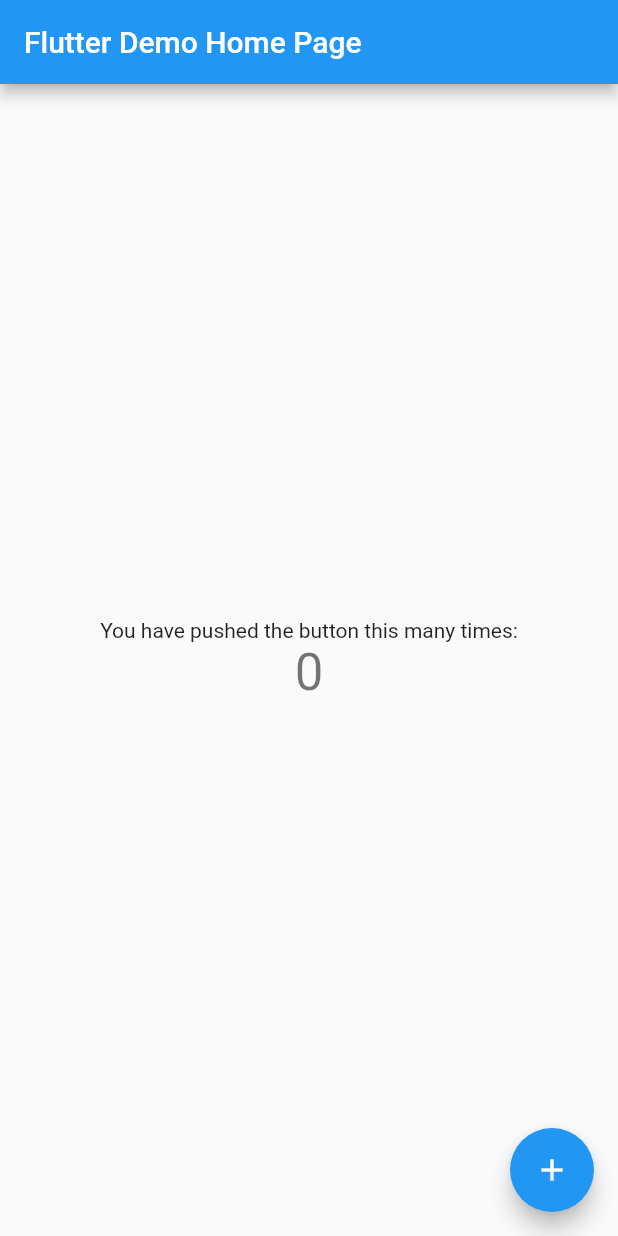
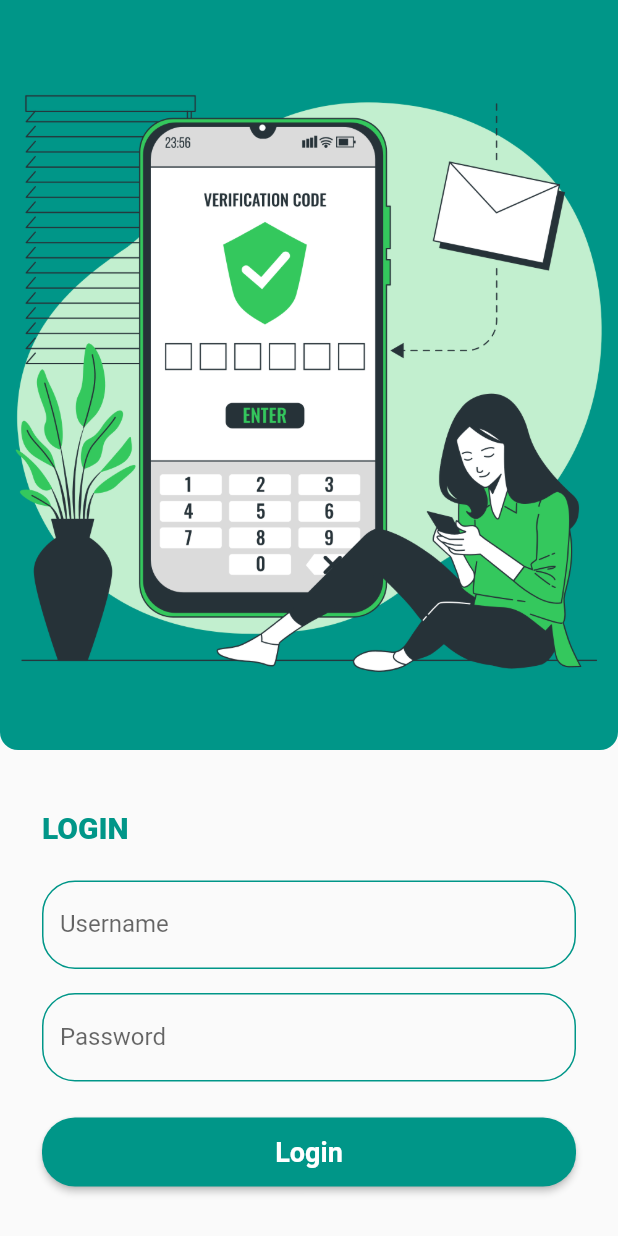
Before and after one commit to AbdAlftahSalem/montada_project, a Flutter app: the screen it shows after launch, on a phone screen of 412 x 824 dp. Run offline on Flutter 3.47's test engine with Material 2 defaults, Android fonts, the phone set to English and light mode, and no system bars.

Commit message:
finish task 1

```diff
--- a/lib/main.dart
+++ b/lib/main.dart
@@ -1,4 +1,5 @@
 import 'package:flutter/material.dart';
+import 'package:montada_project/task_1/login_screen_task_1.dart';
 
 void main() {
   runApp(const MyApp());
@@ -9,59 +10,10 @@
 
   @override
   Widget build(BuildContext context) {
-    return MaterialApp(
-      title: 'Flutter Demo',
-      theme: ThemeData(
-        primarySwatch: Colors.blue,
-      ),
-      home: const MyHomePage(title: 'Flutter Demo Home Page'),
+    return const MaterialApp(
+      title: 'Montada project',
+      debugShowCheckedModeBanner: false,
+      home: LoginScreenTask1(),
     );
   }
 }
-
-class MyHomePage extends StatefulWidget {
-  const MyHomePage({super.key, required this.title});
-
-  final String title;
-
-  @override
-  State<MyHomePage> createState() => _MyHomePageState();
-}
-
-class _MyHomePageState extends State<MyHomePage> {
-  int _counter = 0;
-
-  void _incrementCounter() {
-    setState(() {
-      _counter++;
-    });
-  }
-
-  @override
-  Widget build(BuildContext context) {
-    return Scaffold(
-      appBar: AppBar(
-        title: Text(widget.title),
-      ),
-      body: Center(
-        child: Column(
-          mainAxisAlignment: MainAxisAlignment.center,
-          children: <Widget>[
-            const Text(
-              'You have pushed the button this many times:',
-            ),
-            Text(
-              '$_counter',
-              style: Theme.of(context).textTheme.headlineMedium,
-            ),
-          ],
-        ),
-      ),
-      floatingActionButton: FloatingActionButton(
-        onPressed: _incrementCounter,
-        tooltip: 'Increment',
-        child: const Icon(Icons.add),
-      ),
-    );
-  }
-}
--- /dev/null
+++ b/lib/task_1/login_screen_task_1.dart
@@ -0,0 +1,137 @@
+import 'package:flutter/material.dart';
+
+class LoginScreenTask1 extends StatelessWidget {
+  const LoginScreenTask1({Key? key}) : super(key: key);
+
+  @override
+  Widget build(BuildContext context) {
+    return Scaffold(
+      body: Column(
+        children: [
+          Stack(
+            children: [
+              Container(
+                height: 500,
+                decoration: const BoxDecoration(
+                  color: Colors.teal,
+                  borderRadius: BorderRadius.only(
+                    bottomLeft: Radius.circular(12),
+                    bottomRight: Radius.circular(12),
+                  ),
+                ),
+              ),
+              Padding(
+                padding: const EdgeInsets.only(top: 50),
+                child: Image.asset(
+                  "assets/images/login.png",
+                  fit: BoxFit.cover,
+                ),
+              ),
+            ],
+          ),
+          Padding(
+            padding: const EdgeInsets.symmetric(horizontal: 28),
+            child: Column(
+              crossAxisAlignment: CrossAxisAlignment.start,
+              children: [
+                const SizedBox(height: 40),
+                const Text(
+                  "LOGIN",
+                  style: TextStyle(
+                    color: Colors.teal,
+                    fontSize: 20,
+                    fontWeight: FontWeight.w800,
+                  ),
+                ),
+                const SizedBox(height: 24),
+                TextFormField(
+                  decoration: InputDecoration(
+                    enabledBorder: OutlineInputBorder(
+                      borderRadius: BorderRadius.circular(22),
+                      borderSide: const BorderSide(
+                        color: Colors.teal,
+                      ),
+                    ),
+                    focusedBorder: OutlineInputBorder(
+                      borderRadius: BorderRadius.circular(22),
+                      borderSide: const BorderSide(
+                        color: Colors.teal,
+                      ),
+                    ),
+                    errorBorder: OutlineInputBorder(
+                      borderRadius: BorderRadius.circular(22),
+                      borderSide: const BorderSide(
+                        color: Colors.teal,
+                      ),
+                    ),
+                    focusedErrorBorder: OutlineInputBorder(
+                      borderRadius: BorderRadius.circular(22),
+                      borderSide: const BorderSide(
+                        color: Colors.teal,
+                      ),
+                    ),
+                    hintText: "Username",
+                    label: const Text("Username"),
+                  ),
+                ),
+                const SizedBox(height: 16),
+                TextFormField(
+                  decoration: InputDecoration(
+                    enabledBorder: OutlineInputBorder(
+                      borderRadius: BorderRadius.circular(22),
+                      borderSide: const BorderSide(
+                        color: Colors.teal,
+                      ),
+                    ),
+                    focusedBorder: OutlineInputBorder(
+                      borderRadius: BorderRadius.circular(22),
+                      borderSide: const BorderSide(
+                        color: Colors.teal,
+                      ),
+                    ),
+                    errorBorder: OutlineInputBorder(
+                      borderRadius: BorderRadius.circular(22),
+                      borderSide: const BorderSide(
+                        color: Colors.teal,
+                      ),
+                    ),
+                    focusedErrorBorder: OutlineInputBorder(
+                      borderRadius: BorderRadius.circular(22),
+                      borderSide: const BorderSide(
+                        color: Colors.teal,
+                      ),
+                    ),
+                    hintText: "Password",
+                    label: const Text("Password"),
+                  ),
+                ),
+                const SizedBox(height: 24),
+                SizedBox(
+                  width: double.infinity,
+                  height: 46,
+                  child: ElevatedButton(
+                    style: ElevatedButton.styleFrom(
+                      backgroundColor: Colors.teal,
+                      shape: RoundedRectangleBorder(
+                        borderRadius: BorderRadius.circular(22),
+                      ),
+                    ),
+                    onPressed: () {},
+                    child: const Text(
+                      "Login",
+                      style: TextStyle(
+                        color: Colors.white,
+                        fontSize: 18,
+                        fontWeight: FontWeight.w600,
+                      ),
+                    ),
+                  ),
+                ),
+              ],
+            ),
+          ),
+        ],
+      ),
+    );
+  }
+}
--- a/pubspec.yaml
+++ b/pubspec.yaml
@@ -59,9 +59,8 @@
   uses-material-design: true
 
   # To add assets to your application, add an assets section, like this:
-  # assets:
-  #   - images/a_dot_burr.jpeg
-  #   - images/a_dot_ham.jpeg
+  assets:
+     - assets/images/login.png
 
   # An image asset can refer to one or more resolution-specific "variants", see
   # https://flutter.dev/assets-and-images/#resolution-aware
```
Also changed, not shown: assets/images/login.png (added).
